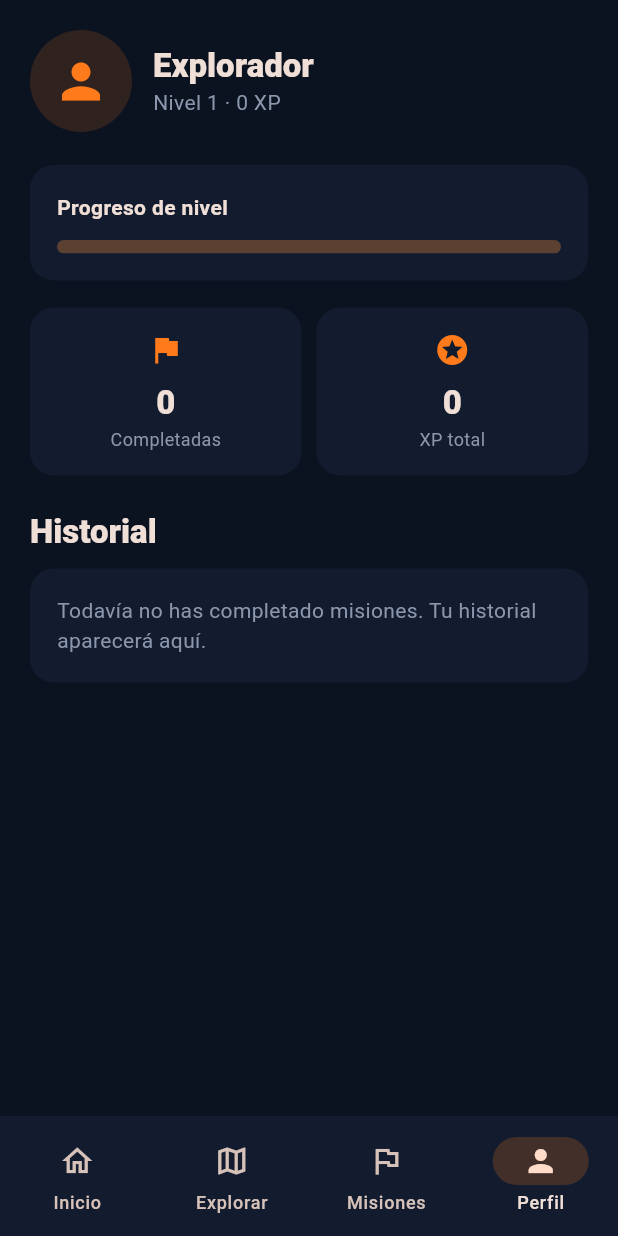
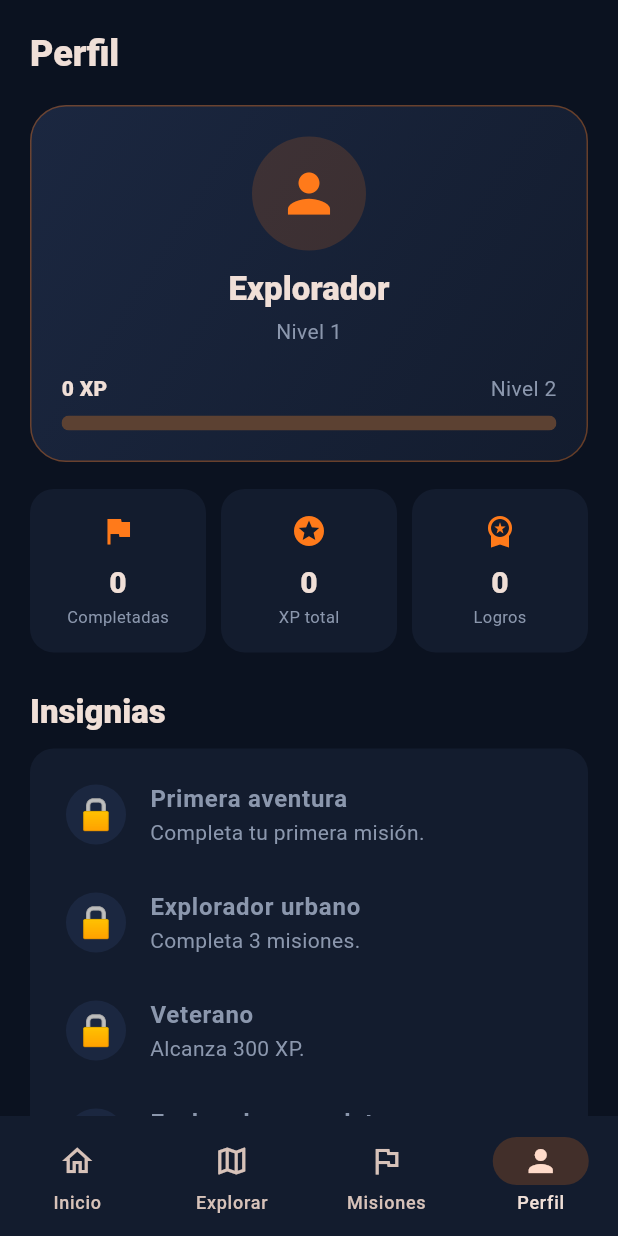
Before and after one commit to bg7427941-crypto/sidequest, a Flutter app: the screen it shows after launch, item 4 of the bottom bar chosen, on a phone screen of 412 x 824 dp. Run offline on Flutter 3.47's test engine with Material 3 defaults, Android fonts, the phone set to English and light mode, and no system bars; our stand-ins replace flutter_map, flutter_riverpod, geolocator, go_router, latlong2, shared_preferences.

Commit message:
Implementar persistencia del progreso del jugador y sistema de insignias

```diff
--- /dev/null
+++ b/mobile/lib/core/player/badges.dart
@@ -0,0 +1,29 @@
+import '../game/progression.dart';
+
+class AchievementBadge {
+  const AchievementBadge({required this.id, required this.name, required this.description, required this.icon, required this.isUnlocked});
+
+  final String id;
+  final String name;
+  final String description;
+  final String icon;
+  final bool isUnlocked;
+}
+
+List<AchievementBadge> buildBadges({required Set<String> completedMissionIds, required int xp}) {
+  final completed = completedMissionIds.length;
+  final categories = <String>{
+    if (completedMissionIds.contains('plaza-mayor')) 'Exploración',
+    if (completedMissionIds.contains('parque-reserva')) 'Naturaleza',
+    if (completedMissionIds.contains('parque-kennedy')) 'Fotografía',
+    if (completedMissionIds.contains('barranco')) 'Cultura e historia',
+  };
+
+  return [
+    AchievementBadge(id: 'first-step', name: 'Primera aventura', description: 'Completa tu primera misión.', icon: '🧭', isUnlocked: completed >= 1),
+    AchievementBadge(id: 'explorer', name: 'Explorador urbano', description: 'Completa 3 misiones.', icon: '🗺️', isUnlocked: completed >= 3),
+    AchievementBadge(id: 'veteran', name: 'Veterano', description: 'Alcanza 300 XP.', icon: '🔥', isUnlocked: xp >= 300),
+    AchievementBadge(id: 'multi-class', name: 'Explorador completo', description: 'Descubre misiones de 3 categorías.', icon: '🏆', isUnlocked: categories.length >= 3),
+    AchievementBadge(id: 'level-five', name: 'Rango superior', description: 'Alcanza el nivel 5.', icon: '⭐', isUnlocked: Progression.levelFromXp(xp) >= 5),
+  ];
+}
--- a/mobile/lib/features/player/profile_screen.dart
+++ b/mobile/lib/features/player/profile_screen.dart
@@ -1,6 +1,7 @@
 import 'package:flutter/material.dart';
 import 'package:flutter_riverpod/flutter_riverpod.dart';
 
+import '../../core/player/badges.dart';
 import '../../core/player/player_state.dart';
 import '../../core/theme/app_theme.dart';
 import '../missions/demo_missions.dart';
@@ -12,42 +13,141 @@ class ProfileScreen extends ConsumerWidget {
   Widget build(BuildContext context, WidgetRef ref) {
     final player = ref.watch(playerProvider);
     final completed = demoMissions.where((m) => player.completedMissionIds.contains(m.id)).toList();
+    final badges = buildBadges(completedMissionIds: player.completedMissionIds, xp: player.xp);
+    final unlocked = badges.where((b) => b.isUnlocked).length;
     final text = Theme.of(context).textTheme;
 
     return SafeArea(
       child: ListView(
-        padding: const EdgeInsets.all(20),
+        padding: const EdgeInsets.fromLTRB(20, 20, 20, 28),
         children: [
-          Row(children: [
-            CircleAvatar(radius: 34, backgroundColor: AppColors.primary.withValues(alpha: 0.15), child: const Icon(Icons.person, size: 38, color: AppColors.primary)),
-            const SizedBox(width: 14),
-            Column(crossAxisAlignment: CrossAxisAlignment.start, children: [
-              Text('Explorador', style: text.titleLarge?.copyWith(fontWeight: FontWeight.w800)),
-              Text('Nivel ${player.level} · ${player.xp} XP', style: const TextStyle(color: AppColors.textMuted)),
-            ]),
-          ]),
-          const SizedBox(height: 22),
-          Card(child: Padding(padding: const EdgeInsets.all(18), child: Column(crossAxisAlignment: CrossAxisAlignment.start, children: [
-            const Text('Progreso de nivel', style: TextStyle(fontWeight: FontWeight.w700)),
-            const SizedBox(height: 12),
-            ClipRRect(borderRadius: BorderRadius.circular(8), child: LinearProgressIndicator(value: player.levelProgress, minHeight: 9)),
-          ]))),
+          Text('Perfil', style: text.headlineSmall?.copyWith(fontWeight: FontWeight.w800)),
+          const SizedBox(height: 18),
+          Container(
+            padding: const EdgeInsets.all(20),
+            decoration: BoxDecoration(
+              borderRadius: BorderRadius.circular(24),
+              gradient: const LinearGradient(
+                colors: [AppColors.surfaceHigh, AppColors.surface],
+                begin: Alignment.topLeft,
+                end: Alignment.bottomRight,
+              ),
+              border: Border.all(color: AppColors.primary.withValues(alpha: 0.35)),
+            ),
+            child: Column(
+              children: [
+                CircleAvatar(
+                  radius: 38,
+                  backgroundColor: AppColors.primary.withValues(alpha: 0.16),
+                  child: const Icon(Icons.person, size: 42, color: AppColors.primary),
+                ),
+                const SizedBox(height: 12),
+                Text('Explorador', style: text.titleLarge?.copyWith(fontWeight: FontWeight.w800)),
+                const SizedBox(height: 4),
+                Text('Nivel ${player.level}', style: const TextStyle(color: AppColors.textMuted)),
+                const SizedBox(height: 18),
+                Row(children: [
+                  Text('${player.xp} XP', style: const TextStyle(fontWeight: FontWeight.w800)),
+                  const Spacer(),
+                  Text('Nivel ${player.level + 1}', style: const TextStyle(color: AppColors.textMuted)),
+                ]),
+                const SizedBox(height: 8),
+                ClipRRect(
+                  borderRadius: BorderRadius.circular(8),
+                  child: LinearProgressIndicator(value: player.levelProgress, minHeight: 10),
+                ),
+              ],
+            ),
+          ),
           const SizedBox(height: 18),
           Row(children: [
             Expanded(child: _StatCard(icon: Icons.flag, value: '${completed.length}', label: 'Completadas')),
             const SizedBox(width: 10),
             Expanded(child: _StatCard(icon: Icons.stars, value: '${player.xp}', label: 'XP total')),
+            const SizedBox(width: 10),
+            Expanded(child: _StatCard(icon: Icons.workspace_premium, value: '$unlocked', label: 'Logros')),
           ]),
+          const SizedBox(height: 26),
+          Text('Insignias', style: text.titleLarge?.copyWith(fontWeight: FontWeight.w800)),
+          const SizedBox(height: 10),
+          Card(
+            child: Padding(
+              padding: const EdgeInsets.all(8),
+              child: Column(
+                children: [for (final badge in badges) _BadgeTile(badge: badge)],
+              ),
+            ),
+          ),
           const SizedBox(height: 24),
-          Text('Historial', style: text.titleLarge?.copyWith(fontWeight: FontWeight.w800)),
+          Text('Historial de exploración', style: text.titleLarge?.copyWith(fontWeight: FontWeight.w800)),
           const SizedBox(height: 10),
           if (completed.isEmpty)
-            const Card(child: Padding(padding: EdgeInsets.all(18), child: Text('Todavía no has completado misiones. Tu historial aparecerá aquí.', style: TextStyle(color: AppColors.textMuted))))
+            const Card(
+              child: Padding(
+                padding: EdgeInsets.all(18),
+                child: Text(
+                  'Todavía no has completado misiones. Tu historial aparecerá aquí después de validar tu primera ubicación.',
+                  style: TextStyle(color: AppColors.textMuted),
+                ),
+              ),
+            )
           else
             for (final mission in completed)
-              Card(margin: const EdgeInsets.only(bottom: 8), child: ListTile(leading: const Icon(Icons.check_circle, color: Colors.greenAccent), title: Text(mission.title), subtitle: Text('+${mission.xp} XP · ${mission.locationName}', style: const TextStyle(color: AppColors.textMuted)))),
+              Card(
+                margin: const EdgeInsets.only(bottom: 8),
+                child: ListTile(
+                  leading: CircleAvatar(
+                    backgroundColor: AppColors.primary.withValues(alpha: 0.12),
+                    child: Icon(mission.icon, color: AppColors.primary),
+                  ),
+                  title: Text(mission.title),
+                  subtitle: Text('${mission.locationName} · +${mission.xp} XP', style: const TextStyle(color: AppColors.textMuted)),
+                  trailing: const Icon(Icons.check_circle, color: AppColors.primary),
+                ),
+              ),
+          const SizedBox(height: 16),
+          OutlinedButton.icon(
+            onPressed: () => _confirmReset(context, ref),
+            icon: const Icon(Icons.restart_alt),
+            label: const Text('Reiniciar progreso de demo'),
+          ),
         ],
       ),
+    );
+  }
+
+  Future<void> _confirmReset(BuildContext context, WidgetRef ref) async {
+    final confirmed = await showDialog<bool>(
+      context: context,
+      builder: (context) => AlertDialog(
+        title: const Text('Reiniciar progreso'),
+        content: const Text('Se eliminarán el XP, las misiones iniciadas y las completadas guardadas en este dispositivo.'),
+        actions: [
+          TextButton(onPressed: () => Navigator.pop(context, false), child: const Text('Cancelar')),
+          FilledButton(onPressed: () => Navigator.pop(context, true), child: const Text('Reiniciar')),
+        ],
+      ),
+    );
+    if (confirmed == true) {
+      await ref.read(playerProvider.notifier).resetProgress();
+    }
+  }
+}
+
+class _BadgeTile extends StatelessWidget {
+  const _BadgeTile({required this.badge});
+  final AchievementBadge badge;
+
+  @override
+  Widget build(BuildContext context) {
+    return ListTile(
+      leading: CircleAvatar(
+        backgroundColor: badge.isUnlocked ? AppColors.primary.withValues(alpha: 0.15) : AppColors.surfaceHigh,
+        child: Text(badge.isUnlocked ? badge.icon : '🔒', style: const TextStyle(fontSize: 20)),
+      ),
+      title: Text(badge.name, style: TextStyle(fontWeight: FontWeight.w700, color: badge.isUnlocked ? null : AppColors.textMuted)),
+      subtitle: Text(badge.description, style: const TextStyle(color: AppColors.textMuted)),
+      trailing: badge.isUnlocked ? const Icon(Icons.check_circle, color: AppColors.primary) : null,
     );
   }
 }
@@ -59,10 +159,17 @@ class _StatCard extends StatelessWidget {
   final String label;
 
   @override
-  Widget build(BuildContext context) => Card(child: Padding(padding: const EdgeInsets.all(16), child: Column(children: [
-    Icon(icon, color: AppColors.primary),
-    const SizedBox(height: 8),
-    Text(value, style: const TextStyle(fontSize: 22, fontWeight: FontWeight.w800)),
-    Text(label, style: const TextStyle(color: AppColors.textMuted, fontSize: 12)),
-  ])));
+  Widget build(BuildContext context) => Card(
+        child: Padding(
+          padding: const EdgeInsets.symmetric(horizontal: 8, vertical: 16),
+          child: Column(
+            children: [
+              Icon(icon, color: AppColors.primary),
+              const SizedBox(height: 8),
+              Text(value, style: const TextStyle(fontSize: 20, fontWeight: FontWeight.w800)),
+              Text(label, style: const TextStyle(color: AppColors.textMuted, fontSize: 11)),
+            ],
+          ),
+        ),
+      );
 }
--- a/mobile/pubspec.yaml
+++ b/mobile/pubspec.yaml
@@ -14,6 +14,7 @@ dependencies:
   flutter_map: ^7.0.2
   latlong2: ^0.9.1
   geolocator: ^13.0.2
+  shared_preferences: ^2.5.3
 
 dev_dependencies:
   flutter_test:
```
Also changed, not shown: mobile/lib/core/player/player_state.dart (+53 -3 lines), mobile/pubspec.lock, 5 other files.
